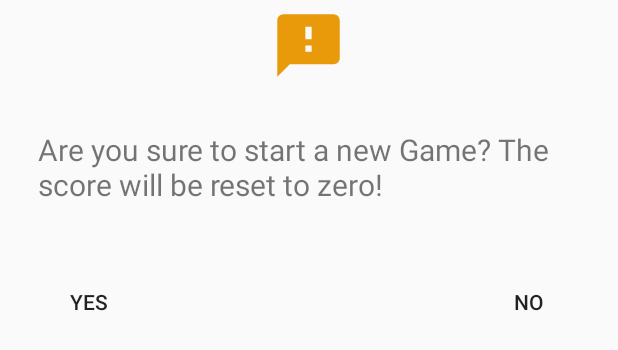
After one commit to Kham300/TicTacToe, an Android app: the layout custom_alert_dialog.xml on its own in the app's theme, with its tools: preview values and no code run, on a phone screen of 412 x 824 dp. The commit adds this screen. Shown: the top 350 px of the screen. Run offline under Robolectric (Android 15) with nearby library versions, the phone set to English and light mode, and no system bars.

Commit message:
доработал UI добавил функциальность и AlertDialog

```diff
--- /dev/null
+++ b/app/src/main/res/drawable/ic_feedback_black_24dp.xml
@@ -0,0 +1,5 @@
+<vector android:height="24dp" android:tint="#E99A0B"
+    android:viewportHeight="24.0" android:viewportWidth="24.0"
+    android:width="24dp" xmlns:android="http://schemas.android.com/apk/res/android">
+    <path android:fillColor="#FF000000" android:pathData="M20,2L4,2c-1.1,0 -1.99,0.9 -1.99,2L2,22l4,-4h14c1.1,0 2,-0.9 2,-2L22,4c0,-1.1 -0.9,-2 -2,-2zM13,14h-2v-2h2v2zM13,10h-2L11,6h2v4z"/>
+</vector>
--- /dev/null
+++ b/app/src/main/res/layout/custom_alert_dialog.xml
@@ -0,0 +1,51 @@
+<?xml version="1.0" encoding="utf-8"?>
+<LinearLayout xmlns:android="http://schemas.android.com/apk/res/android"
+    xmlns:app="http://schemas.android.com/apk/res-auto"
+    xmlns:tools="http://schemas.android.com/tools"
+    android:orientation="vertical"
+    android:layout_width="match_parent"
+    android:layout_height="match_parent">
+
+    <ImageView
+        android:layout_width="50dp"
+        android:layout_gravity="center"
+        android:layout_margin="5dp"
+        android:layout_marginTop="10dp"
+        android:contentDescription="@string/app_name"
+        app:srcCompat="@drawable/ic_feedback_black_24dp"
+        android:layout_height="50dp"
+        tools:ignore="VectorDrawableCompat" />
+
+    <TextView
+        android:layout_width="wrap_content"
+        android:layout_height="wrap_content"
+        android:layout_gravity="center"
+        android:textSize="20sp"
+        android:layout_margin="25dp"
+        android:text="@string/alert_message"/>
+
+    <FrameLayout
+        android:layout_width="match_parent"
+        android:layout_height="wrap_content"
+        android:layout_margin="10dp">
+
+        <Button
+            android:id="@+id/alert_yes"
+            style="?android:attr/borderlessButtonStyle"
+            android:layout_width="wrap_content"
+            android:layout_height="wrap_content"
+            android:layout_gravity="left"
+            android:text="YES"
+            android:layout_margin="5dp"/>
+
+        <Button
+            android:id="@+id/alert_no"
+            style="?android:attr/borderlessButtonStyle"
+            android:layout_width="wrap_content"
+            android:layout_height="wrap_content"
+            android:layout_gravity="right"
+            android:text="NO"
+            android:layout_margin="5dp"/>
+    </FrameLayout>
+
+</LinearLayout>
--- a/app/src/main/res/values/colors.xml
+++ b/app/src/main/res/values/colors.xml
@@ -1,7 +1,7 @@
 <?xml version="1.0" encoding="utf-8"?>
 <resources>
     <color name="colorPrimary">#ff7b25</color>
-    <color name="colorPrimaryDark">#d64161</color>
-    <color name="colorAccent">#FF4081</color>
+    <color name="colorPrimaryDark">#d64111</color>
+    <color name="colorAccent">#FF43</color>
     <color name="colorWhite">#FFFF</color>
 </resources>
--- a/app/src/main/res/values/strings.xml
+++ b/app/src/main/res/values/strings.xml
@@ -6,6 +6,8 @@
     <string name="result_tie">It\'s a tie</string>
     <string name="result_human_wins">You won!</string>
     <string name="result_android_wins">Android won!</string>
+    <string name="alert_message">Are you sure to start a new Game?
+        The score will be reset to zero!</string>
     <string name="one">1</string>
     <string name="two">2</string>
     <string name="three">3</string>
@@ -27,6 +29,6 @@
         a game of tic tac toe against the android. Rounds will rotate who gets to play first.
         Also, the app will keep track and display the result of the games at the bottom of screen.
         Have FUN!!! </string>
-    <string name="newGame_label">new Game</string>
+    <string name="newGame_label">New Game</string>
     <string name="exitGame_label">Exit Game</string>
 </resources>
```
Also changed, not shown: app/src/main/java/apponetrack/com/tictactoe/MainActivity.java (+57 -10 lines), app/src/main/res/layout-port/main_activity_constraint_layout.xml (+16 -14 lines), app/src/main/assets/fonts/Zeebraa.ttf (added), app/src/main/res/drawable/alpha_castle_bravo.jpg, app/src/main/res/drawable/team_vs.png (added).
